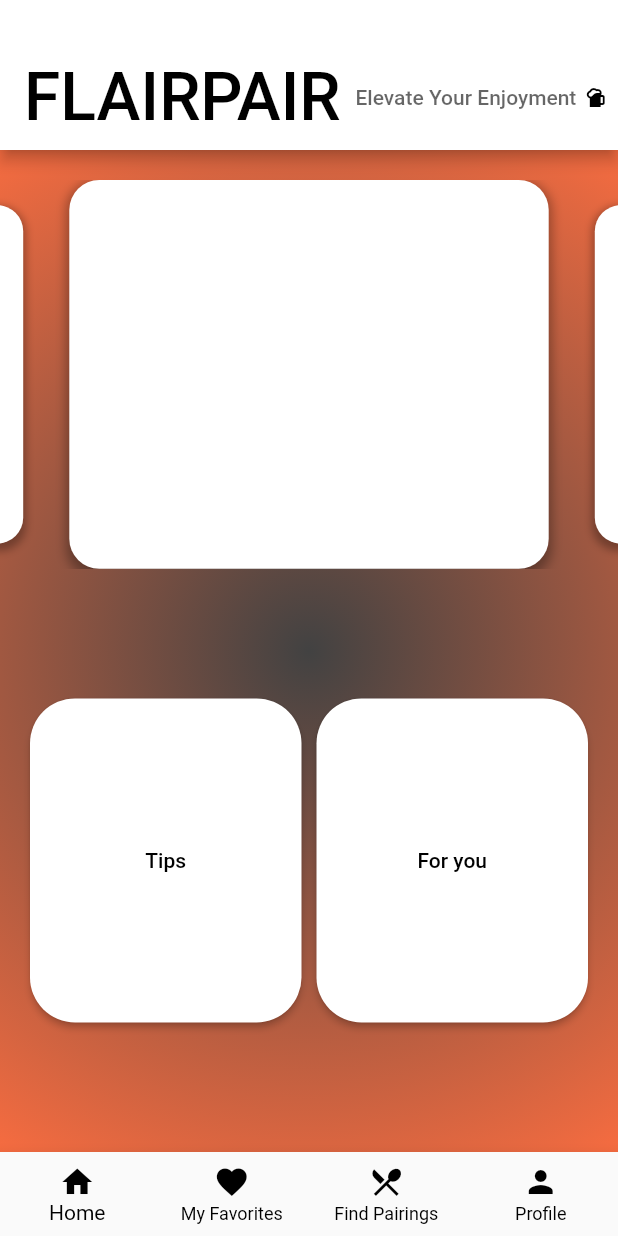
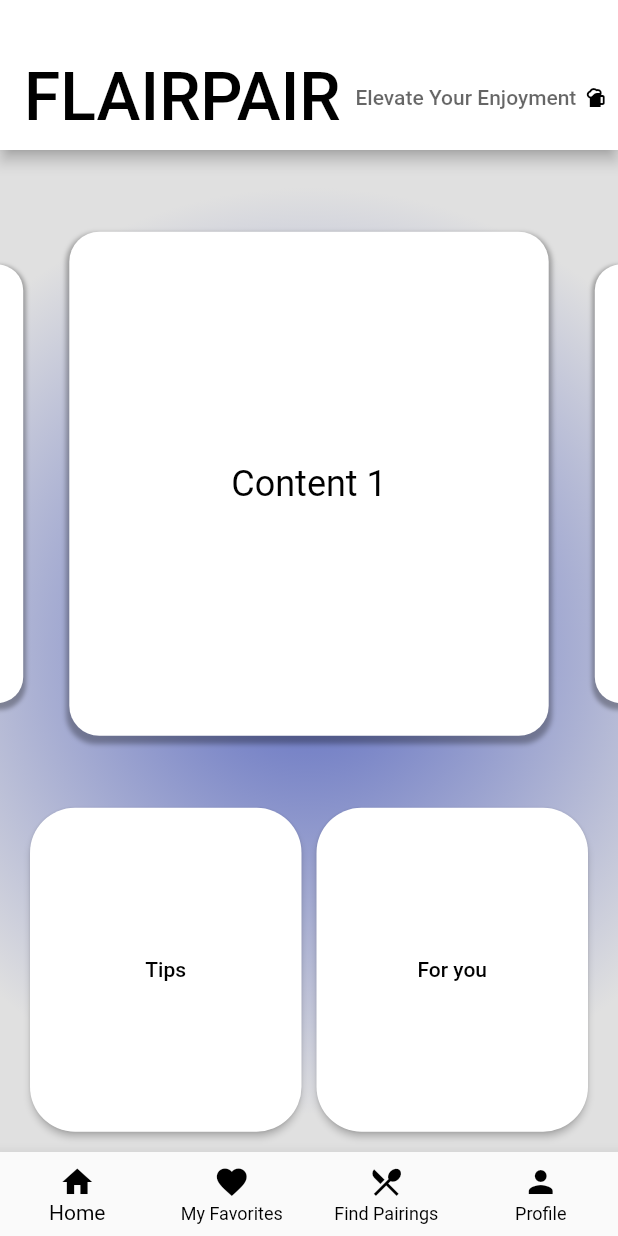
Before and after one commit to RaeClay/flair_pair, a Flutter app: the screen it shows after launch, on a phone screen of 412 x 824 dp. Run offline on Flutter 3.47's test engine with Material 2 defaults, Android fonts, the phone set to English and light mode, and no system bars; drawn by our look-alikes of carousel_slider; our stand-ins replace google_fonts.

Commit message:
updated home view carousel
fixed issue with clipping box shadow

```diff
--- a/lib/view/home_view.dart
+++ b/lib/view/home_view.dart
@@ -15,21 +15,21 @@ class HomePage extends StatelessWidget {
         decoration: BoxDecoration(
           gradient: RadialGradient(
             colors: [
-              Colors.grey[800]!,
-              Colors.deepOrangeAccent,
+              Colors.indigo[400]!,
+              Color.fromARGB(255, 224, 224, 224)!,
             ],
             center: Alignment.center,
-            radius: 1.0,
+            radius: 0.75,
           ),
         ),
         child: Column(
           children: <Widget>[
             SizedBox(height: 20),
             Expanded(
-              flex: 2, // Adjusted flex for carousel
+              flex: 5, // Adjusted flex for carousel
               child: CarouselSlider(
                 options: CarouselOptions(
-                  height: 350, // Increased height of the carousel
+                  height: 350,
                   viewportFraction: 0.8,
                   enlargeCenterPage: true,
                 ),
@@ -37,7 +37,7 @@ class HomePage extends StatelessWidget {
                   return Builder(
                     builder: (BuildContext context) {
                       return Container(
-                        margin: EdgeInsets.symmetric(horizontal: 5.0),
+                        margin: EdgeInsets.symmetric(horizontal: 5.0, vertical: 7.0),
                         decoration: BoxDecoration(
                           color: Colors.white,
                           borderRadius: BorderRadius.circular(20),
@@ -45,15 +45,15 @@ class HomePage extends StatelessWidget {
                             BoxShadow(
                               color: Colors.black.withOpacity(0.3),
                               spreadRadius: 2,
-                              blurRadius: 5,
+                              blurRadius: 2,
                               offset: Offset(0, 3),
                             ),
                           ],
                         ),
                         child: Center(
                           child: Text(
-                            'Button $i',
-                            style: TextStyle(fontSize: 24, color: Colors.white),
+                            'Content $i',
+                            style: TextStyle(fontSize: 24, color: Colors.black),
                           ),
                         ),
                       );
@@ -76,7 +76,7 @@ class HomePage extends StatelessWidget {
                         },
                         child: Text('Tips', style: TextStyle(color: Colors.black)),
                         style: ElevatedButton.styleFrom(
-                          primary: Colors.white,
+                          backgroundColor: Colors.white,
                           padding: EdgeInsets.symmetric(vertical: 100),
                           shape: RoundedRectangleBorder(
                             borderRadius: BorderRadius.circular(30), // Rounded edges
@@ -92,7 +92,7 @@ class HomePage extends StatelessWidget {
                         },
                         child: Text('For you', style: TextStyle(color: Colors.black)),
                         style: ElevatedButton.styleFrom(
-                          primary: Colors.white,
+                          backgroundColor: Colors.white,
                           padding: EdgeInsets.symmetric(vertical: 100),
                           shape: RoundedRectangleBorder(
                             borderRadius: BorderRadius.circular(30), // Rounded edges
```
